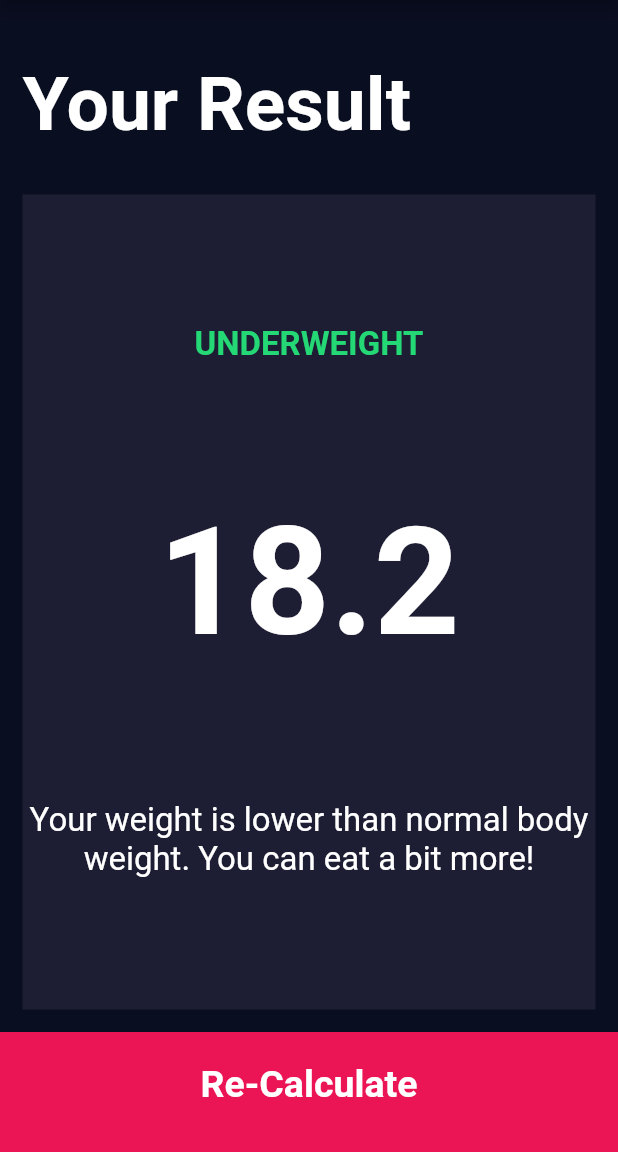
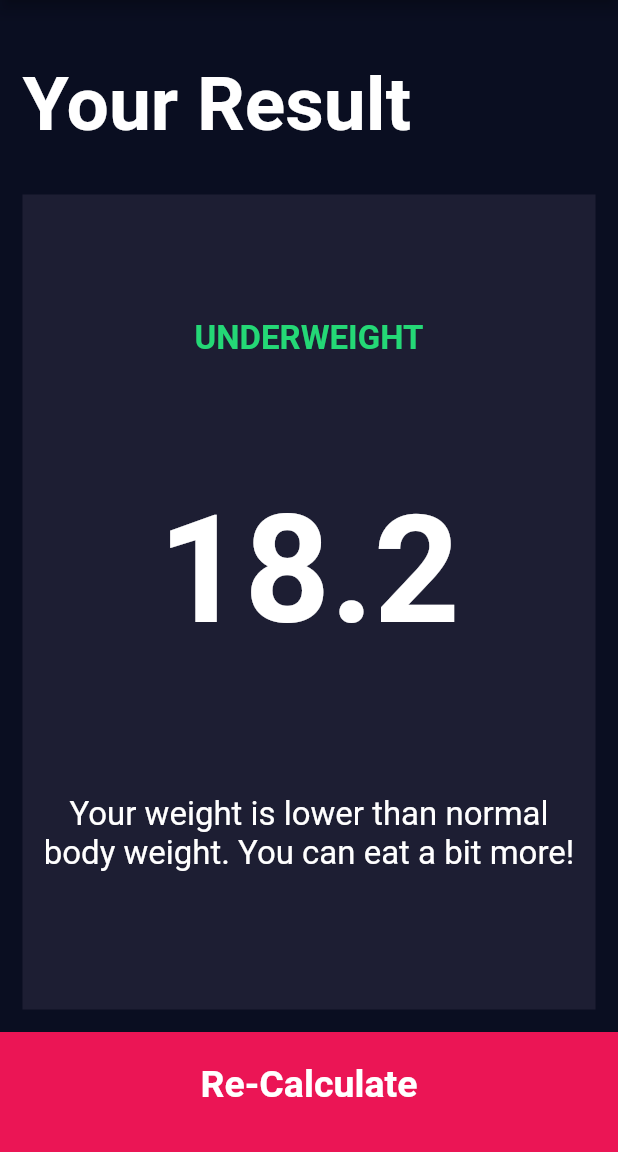
Before and after one commit to Ashish-AI/bmi-calculator, a Flutter app: the screen it shows after launch, after a tap on "Calculate", on a phone screen of 412 x 824 dp, the part 84-1236 px from its top. Run offline on Flutter 3.47's test engine with Material 2 defaults, Android fonts, the phone set to English and light mode, and no system bars; our stand-ins replace font_awesome_flutter.

Commit message:
fix padding

```diff
--- a/lib/calculate_result.dart
+++ b/lib/calculate_result.dart
@@ -4,7 +4,11 @@ import 'package:bmi_calculator/reusable_card.dart';
 import 'package:flutter/material.dart';
 
 class CalculateResult extends StatelessWidget {
-  CalculateResult({this.bmi, this.details, this.result});
+  CalculateResult({
+    this.bmi,
+    this.details,
+    this.result,
+  });
   final String bmi;
   final String result;
   final String details;
@@ -46,10 +50,13 @@ class CalculateResult extends StatelessWidget {
                     bmi,
                     style: kBMI_Index,
                   ),
-                  Text(
-                    details,
-                    style: kBodyStyle,
-                    textAlign: TextAlign.center,
+                  Padding(
+                    padding: const EdgeInsets.all(8.0),
+                    child: Text(
+                      details,
+                      style: kBodyStyle,
+                      textAlign: TextAlign.center,
+                    ),
                   )
                 ],
               ),
```
Also changed, not shown: lib/input_page.dart (+0 -21 lines).
